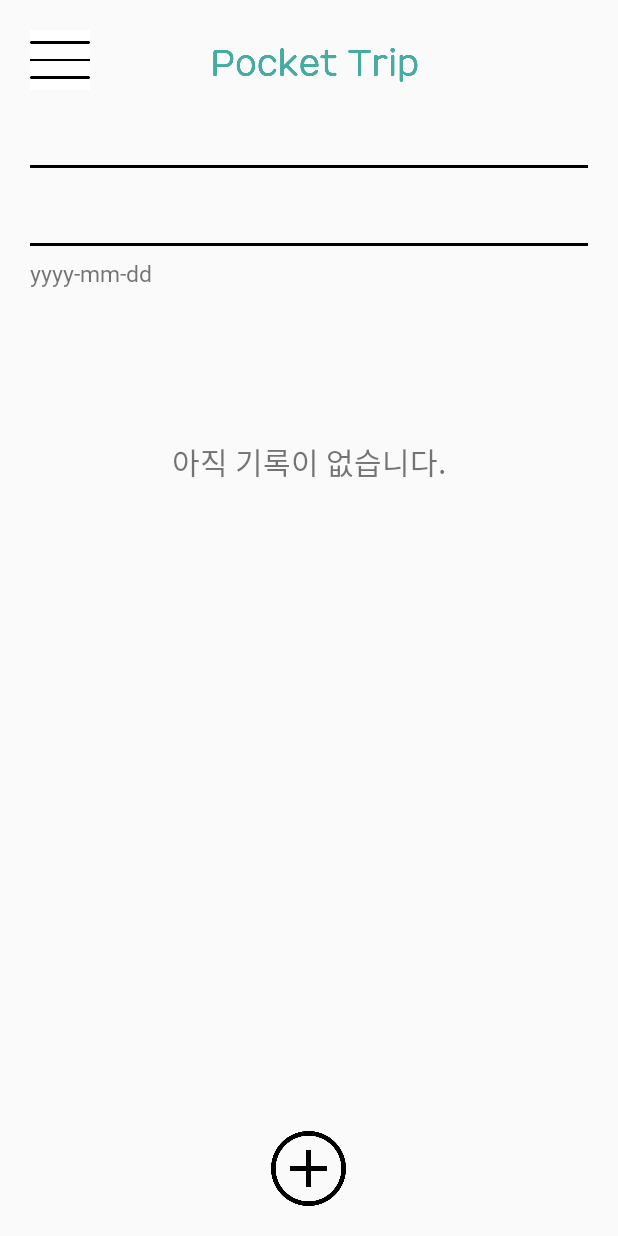
After one commit to kimdain111/PocketTrip, an Android app: the layout travel_privatemoney.xml on its own in the app's theme, with its tools: preview values and no code run, on a phone screen of 412 x 824 dp. The commit adds this screen. Run offline under Robolectric (Android 15) with nearby library versions, the phone set to English and light mode, and no system bars.

Commit message:
privatemoney

```diff
--- a/app/src/main/AndroidManifest.xml
+++ b/app/src/main/AndroidManifest.xml
@@ -30,6 +30,8 @@
         <activity android:name=".Diary_Date_Decoration"></activity>
         <activity android:name=".PublicMoneyMain"></activity>
         <activity android:name=".PublicMoneyPlus"></activity>
+        <activity android:name=".PrivateMoneyMain"></activity>
+        <activity android:name=".PrivateMoneyPlus"></activity>
 
     </application>
 
--- /dev/null
+++ b/app/src/main/res/layout/travel_privatemoney.xml
@@ -0,0 +1,102 @@
+<?xml version="1.0" encoding="utf-8"?>
+<LinearLayout xmlns:android="http://schemas.android.com/apk/res/android"
+    android:orientation="vertical"
+    android:layout_width="match_parent"
+    android:layout_height="match_parent"
+    android:padding="20dp">
+    <LinearLayout
+        android:layout_width="match_parent"
+        android:layout_height="wrap_content"
+        android:orientation="horizontal"
+        android:paddingBottom="40dp">
+
+        <ImageButton
+            android:id="@+id/menu"
+            android:layout_width="40dp"
+            android:layout_height="40dp"
+            android:layout_gravity="top"
+            android:layout_marginRight="20dp"
+            android:background="#FFFFFF"
+            android:scaleType="fitCenter"
+            android:src="@drawable/menu"></ImageButton>
+
+        <ImageView
+            android:layout_width="200dp"
+            android:layout_height="50dp"
+            android:layout_gravity="center_horizontal"
+            android:layout_marginLeft="30dp"
+            android:layout_marginRight="50dp"
+            android:scaleType="fitCenter"
+            android:src="@drawable/mainicon"></ImageView>
+
+    </LinearLayout>
+    <LinearLayout
+        android:layout_width="match_parent"
+        android:layout_height="wrap_content"
+        android:layout_weight="1"
+        android:orientation="vertical">
+        <View
+            android:layout_width="wrap_content"
+            android:layout_height="2dp"
+            android:background="#000000"></View>
+        <androidx.recyclerview.widget.RecyclerView
+            android:id="@+id/date_listview"
+            android:layout_width="match_parent"
+            android:layout_height="50dp"
+            android:scrollbars="horizontal"/>
+        <View
+            android:layout_width="wrap_content"
+            android:layout_height="2dp"
+            android:background="#000000"></View>
+        <LinearLayout
+            android:layout_width="match_parent"
+            android:layout_height="wrap_content"
+            android:orientation="vertical"
+            android:layout_weight="1"
+            android:layout_marginTop="5dp">
+            <View
+                android:layout_width="wrap_content"
+                android:layout_height="2dp"></View>
+            <ScrollView
+                android:layout_width="match_parent"
+                android:layout_height="match_parent"
+                android:scrollbars="none">
+                <LinearLayout
+                    android:layout_width="match_parent"
+                    android:layout_height="match_parent"
+                    android:layout_weight="1"
+                    android:orientation="vertical">
+                    <TextView
+                        android:id="@+id/date"
+                        android:layout_width="wrap_content"
+                        android:layout_height="wrap_content"
+                        android:text="yyyy-mm-dd"
+                        android:textSize="15dp"
+                        android:fontFamily="@font/fontstyle"/>
+                    <TextView
+                        android:layout_width="wrap_content"
+                        android:layout_height="wrap_content"
+                        android:text="아직 기록이 없습니다."
+                        android:textSize="20dp"
+                        android:fontFamily="@font/fontstyle"
+                        android:layout_gravity="center"
+                        android:layout_marginTop="100dp"/>
+                    <TableLayout
+                        android:id="@+id/table"
+                        android:layout_width="match_parent"
+                        android:layout_height="wrap_content">
+                    </TableLayout>
+                </LinearLayout>
+            </ScrollView>
+        </LinearLayout>
+    </LinearLayout>
+    <ImageButton
+        android:layout_width="50dp"
+        android:layout_height="50dp"
+        android:id="@+id/addCash"
+        android:src="@drawable/plus"
+        android:scaleType="fitCenter"
+        android:layout_gravity="center"
+        android:background="#00ff0000"
+        style="?android:attr/borderlessButtonStyle"/>
+</LinearLayout>
```
Also changed, not shown: app/src/main/java/com/example/pockettrip/PrivateMoneyMain.java (renamed from app/src/main/java/com/example/pockettrip/DiaryMain.java, +23 -26 lines), app/src/main/java/com/example/pockettrip/PrivateMoneyPlus.java (added, +172 -0 lines), app/src/main/java/com/example/pockettrip/TravelDetail.java (+43 -4 lines), app/src/main/res/layout/travel_detail.xml (+41 -2 lines), app/src/main/res/layout/travel_privateplus.xml (added, +160 -0 lines), app/src/main/res/drawable-v24/privatebtn.png (added), app/src/main/res/drawable-v24/publicbtn.png (added), app/src/main/res/drawable-v24/xbtn.png (added).
